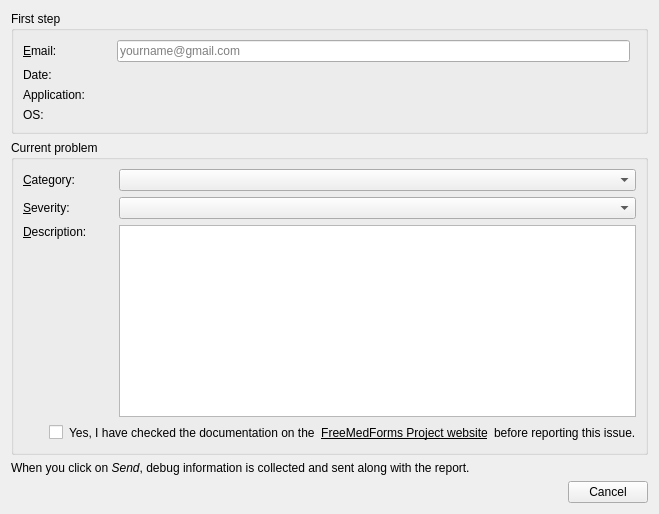
Qt form plugins/feedbackplugin/bugreportdialog.ui (FreeHealth/freehealth) before a commit.
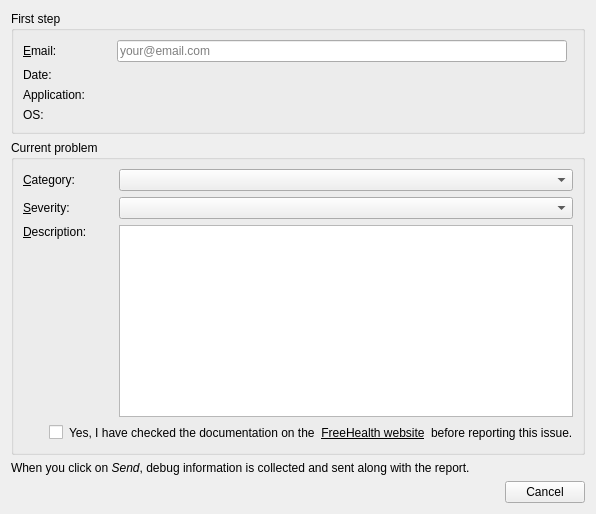
The same form after that commit. Custom widgets are drawn as their Qt base class.

```diff
--- a/plugins/feedbackplugin/bugreportdialog.ui
+++ b/plugins/feedbackplugin/bugreportdialog.ui
@@ -6,8 +6,8 @@
    <rect>
     <x>0</x>
     <y>0</y>
-    <width>814</width>
-    <height>575</height>
+    <width>720</width>
+    <height>565</height>
    </rect>
   </property>
   <property name="windowTitle">
@@ -73,7 +73,7 @@
       <item row="0" column="3">
        <widget class="Utils::QButtonLineEdit" name="emailEdit">
         <property name="placeholderText">
-         <string>yourname@gmail.com</string>
+         <string>your@email.com</string>
         </property>
        </widget>
       </item>
@@ -199,7 +199,7 @@
 spacing: 0px;</string>
           </property>
           <property name="text">
-           <string>FreeMedForms Project website</string>
+           <string>FreeHealth website</string>
           </property>
           <property name="iconSize">
            <size>
```
